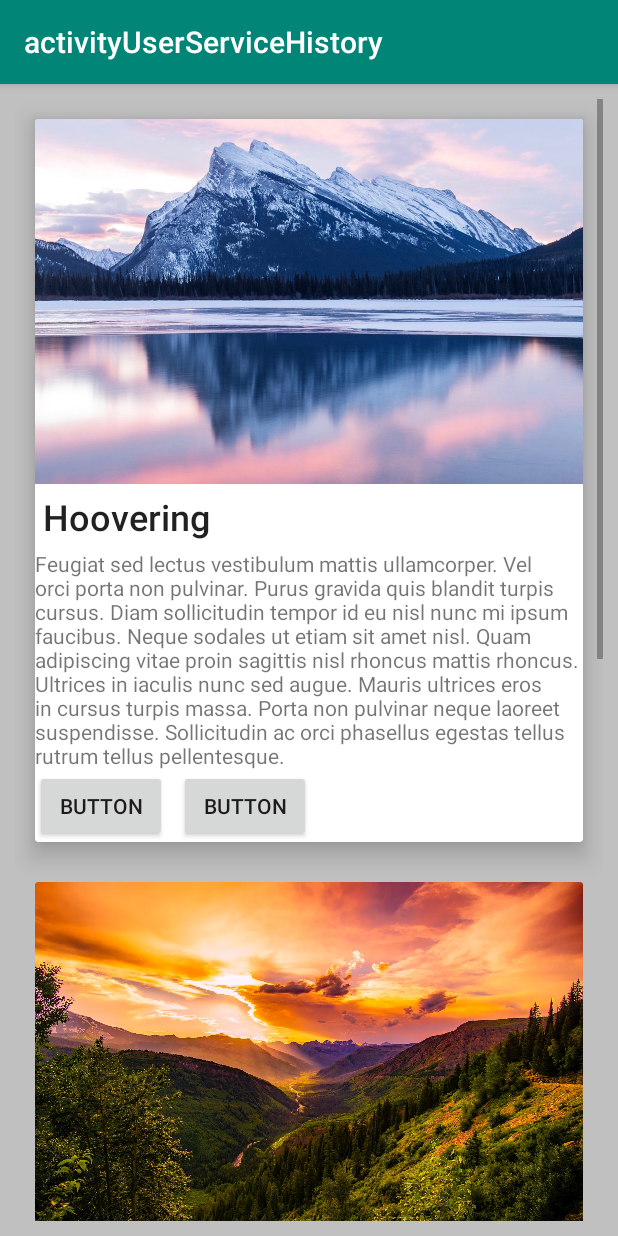
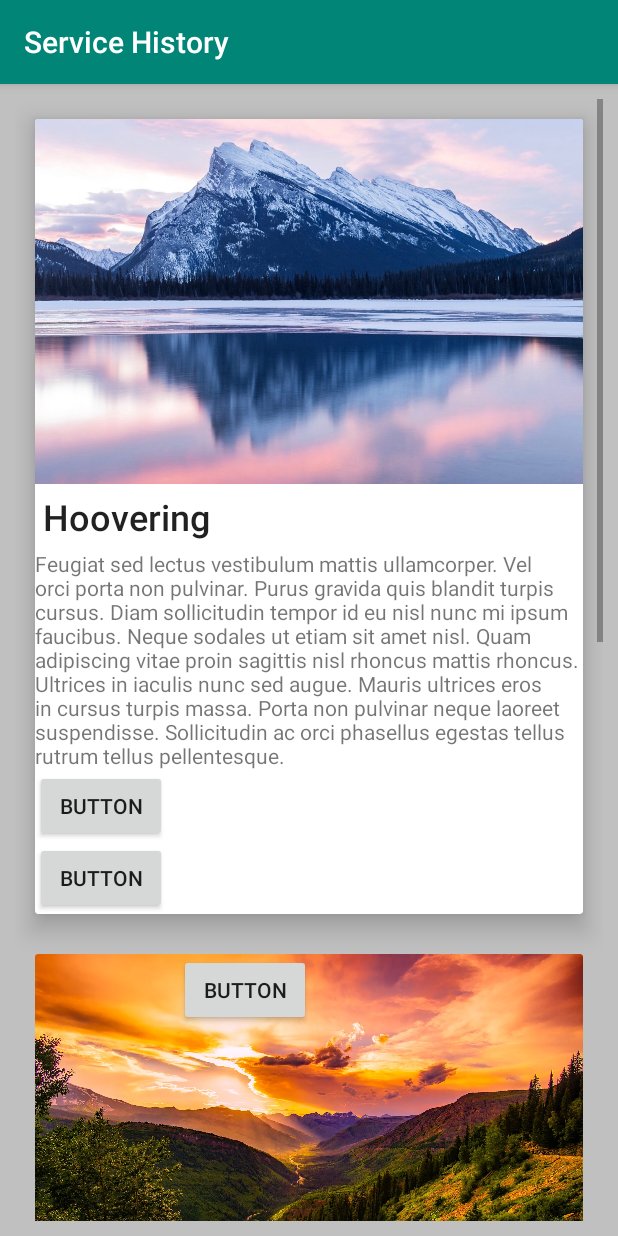
Before and after one commit to Aaron-Jenkins/ESS, an Android app: the UserHomeActivity screen opened directly, with no data from a screen before it, after a tap on "SERVICE HISTORY", on a phone screen of 412 x 824 dp. Run offline under Robolectric (Android 15) with nearby library versions, the phone set to English and light mode, and no system bars.

```diff
--- a/ESS_mobile/Cleaning App/app/src/main/java/com/ess/solent/cleaningservice/UserHomeActivity.java
+++ b/ESS_mobile/Cleaning App/app/src/main/java/com/ess/solent/cleaningservice/UserHomeActivity.java
@@ -3,6 +3,7 @@ package com.ess.solent.cleaningservice;
 import android.content.Intent;
 import android.os.Bundle;
 import android.support.v7.app.AppCompatActivity;
+import android.util.Log;
 import android.view.View;
 import android.view.Window;
 import android.widget.Button;
@@ -26,17 +27,23 @@ public class UserHomeActivity extends AppCompatActivity implements View.OnClickL
 
     @Override
     public void onClick(View v) {
-        if(v.getId() == R.id.button1){
-            Intent intent = new Intent(this,UserServiceActivity.class);
-            startActivity(intent);
-        }
-        if(v.getId() == R.id.button2){
-            Intent intent = new Intent(this,UserScheduleActivity.class);
-            startActivity(intent);
-        }
-        if(v.getId() == R.id.button3){
-            Intent intent = new Intent(this,UserServiceHistoryActivity.class);
-            startActivity(intent);
+        try {
+            if (v.getId() == R.id.button1) {
+                Intent intent = new Intent(this, UserServiceActivity.class);
+                startActivity(intent);
+            }
+            if (v.getId() == R.id.button2) {
+                Intent intent = new Intent(this, UserScheduleActivity.class);
+                startActivity(intent);
+            }
+            if (v.getId() == R.id.button3) {
+                Intent intent = new Intent(this, UserServiceHistoryActivity.class);
+                startActivity(intent);
+            }
+            Log.d("JAMES v.getID = ",  String.valueOf(v.getId()));
+        }catch (Exception e){
+            Log.d("JAMES DEBUG", e.getMessage());
+
         }
     }
 }
--- a/ESS_mobile/Cleaning App/app/src/main/res/layout/activity_user_service.xml
+++ b/ESS_mobile/Cleaning App/app/src/main/res/layout/activity_user_service.xml
@@ -33,7 +33,7 @@
                     android:layout_height="match_parent">
 
                     <ImageView
-                        android:id="@+id/imageView"
+                        android:id="@+id/serviceImage1"
                         android:layout_width="match_parent"
                         android:layout_height="wrap_content"
                         android:adjustViewBounds="true"
@@ -41,38 +41,38 @@
                         android:src="@drawable/ph4" />
 
                     <TextView
-                        android:id="@+id/textView4"
+                        android:id="@+id/serviceTextView1"
                         android:layout_width="wrap_content"
                         android:layout_height="wrap_content"
                         android:padding="5dp"
                         android:text="Hoovering"
                         android:textAppearance="@style/TextAppearance.AppCompat.Title"
                         android:textSize="24sp"
-                        app:layout_constraintTop_toBottomOf="@+id/imageView" />
+                        app:layout_constraintTop_toBottomOf="@+id/serviceImage1" />
 
                     <TextView
-                        android:id="@+id/textView5"
+                        android:id="@+id/serviceTextView2"
                         android:layout_width="wrap_content"
                         android:layout_height="wrap_content"
                         android:text="Feugiat sed lectus vestibulum mattis ullamcorper. Vel orci porta non pulvinar. Purus gravida quis blandit turpis cursus. Diam sollicitudin tempor id eu nisl nunc mi ipsum faucibus. Neque sodales ut etiam sit amet nisl. Quam adipiscing vitae proin sagittis nisl rhoncus mattis rhoncus. Ultrices in iaculis nunc sed augue. Mauris ultrices eros in cursus turpis massa. Porta non pulvinar neque laoreet suspendisse. Sollicitudin ac orci phasellus egestas tellus rutrum tellus pellentesque."
-                        app:layout_constraintTop_toBottomOf="@+id/textView4" />
+                        app:layout_constraintTop_toBottomOf="@+id/serviceTextView1" />
 
                     <Button
-                        android:id="@+id/button5"
+                        android:id="@+id/serviceButton1"
                         android:layout_width="wrap_content"
                         android:layout_height="wrap_content"
                         android:text="Button"
-                        app:layout_constraintTop_toBottomOf="@+id/textView5" />
+                        app:layout_constraintTop_toBottomOf="@+id/serviceTextView2" />
 
                     <Button
-                        android:id="@+id/button6"
+                        android:id="@+id/serviceButton2"
                         android:layout_width="wrap_content"
                         android:layout_height="wrap_content"
                         android:layout_marginStart="8dp"
                         android:layout_marginLeft="8dp"
                         android:text="Button"
-                        app:layout_constraintStart_toEndOf="@+id/button5"
-                        app:layout_constraintTop_toBottomOf="@+id/textView5" />
+                        app:layout_constraintTop_toBottomOf="@+id/serviceButton1"
+                        />
 
 
                 </android.support.constraint.ConstraintLayout>
@@ -95,7 +95,7 @@
                     android:layout_height="match_parent">
 
                     <ImageView
-                        android:id="@+id/imageView"
+                        android:id="@+id/imageView1"
                         android:layout_width="match_parent"
                         android:layout_height="wrap_content"
                         android:adjustViewBounds="true"
@@ -103,38 +103,37 @@
                         android:src="@drawable/ph2" />
 
                     <TextView
-                        android:id="@+id/textView4"
+                        android:id="@+id/textView14"
                         android:layout_width="wrap_content"
                         android:layout_height="wrap_content"
                         android:padding="5dp"
                         android:text="Washing"
                         android:textAppearance="@style/TextAppearance.AppCompat.Title"
                         android:textSize="24sp"
-                        app:layout_constraintTop_toBottomOf="@+id/imageView" />
+                        app:layout_constraintTop_toBottomOf="@+id/imageView1" />
 
                     <TextView
-                        android:id="@+id/textView5"
+                        android:id="@+id/textView15"
                         android:layout_width="wrap_content"
                         android:layout_height="wrap_content"
                         android:text="Feugiat sed lectus vestibulum mattis ullamcorper. Vel orci porta non pulvinar. Purus gravida quis blandit turpis cursus. Diam sollicitudin tempor id eu nisl nunc mi ipsum faucibus. Neque sodales ut etiam sit amet nisl. Quam adipiscing vitae proin sagittis nisl rhoncus mattis rhoncus. Ultrices in iaculis nunc sed augue. Mauris ultrices eros in cursus turpis massa. Porta non pulvinar neque laoreet suspendisse. Sollicitudin ac orci phasellus egestas tellus rutrum tellus pellentesque."
-                        app:layout_constraintTop_toBottomOf="@+id/textView4" />
+                        app:layout_constraintTop_toBottomOf="@+id/textView14" />
 
                     <Button
-                        android:id="@+id/button5"
+                        android:id="@+id/button15"
                         android:layout_width="wrap_content"
                         android:layout_height="wrap_content"
                         android:text="Button"
-                        app:layout_constraintTop_toBottomOf="@+id/textView5" />
+                        app:layout_constraintTop_toBottomOf="@+id/textView15" />
 
                     <Button
-                        android:id="@+id/button6"
+                        android:id="@+id/button16"
                         android:layout_width="wrap_content"
                         android:layout_height="wrap_content"
                         android:layout_marginStart="8dp"
                         android:layout_marginLeft="8dp"
                         android:text="Button"
-                        app:layout_constraintStart_toEndOf="@+id/button5"
-                        app:layout_constraintTop_toBottomOf="@+id/textView5" />
+                        app:layout_constraintStart_toEndOf="@+id/button15" />
 
 
                 </android.support.constraint.ConstraintLayout>
```
Also changed, not shown: ESS_mobile/Cleaning App/app/src/main/res/values/strings.xml (+4 -3 lines), 1 other file.
